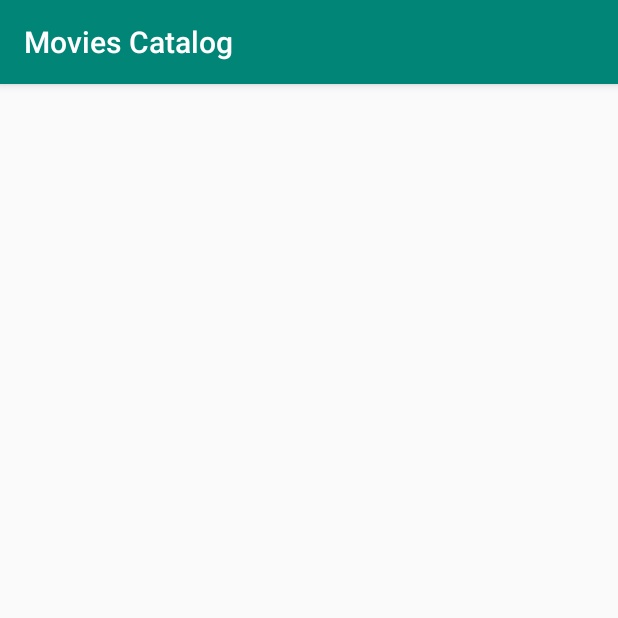
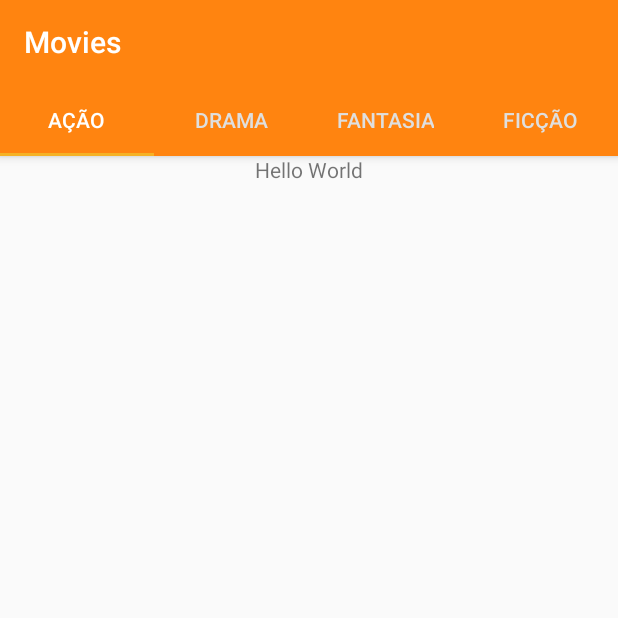
Before and after one commit to vferreirati/Desafio-Android-Cubos, an Android app: the screen it shows after launch (MoviesActivity), on a phone screen of 412 x 824 dp, the top half of it. Run offline under Robolectric (Android 15) with nearby library versions, the light colour scheme and no system bars; 4 statements that could not run were skipped.

Commit message:
implementação TabLayout e ViewPager na visualizacao de filmes

```diff
--- a/app/src/main/java/com/vferreirati/moviescatalog/ui/movies/MoviesActivity.kt
+++ b/app/src/main/java/com/vferreirati/moviescatalog/ui/movies/MoviesActivity.kt
@@ -1,18 +1,27 @@
 package com.vferreirati.moviescatalog.ui.movies
 
+import android.os.Bundle
 import androidx.appcompat.app.AppCompatActivity
-import android.os.Bundle
-import android.util.Log
-import androidx.lifecycle.Observer
 import com.vferreirati.moviescatalog.R
-import com.vferreirati.moviescatalog.enums.MovieGenres
-import com.vferreirati.moviescatalog.extensions.injector
-import com.vferreirati.moviescatalog.extensions.viewModel
+import com.vferreirati.moviescatalog.ui.movies.adapters.MoviesByGenreAdapter
+import kotlinx.android.synthetic.main.activity_movies.*
 
 class MoviesActivity : AppCompatActivity() {
 
     override fun onCreate(savedInstanceState: Bundle?) {
         super.onCreate(savedInstanceState)
         setContentView(R.layout.activity_movies)
+
+        setToolbar()
+        initViews()
+    }
+
+    private fun setToolbar() {
+        setSupportActionBar(appToolbar)
+    }
+
+    private fun initViews() {
+        viewPager.adapter = MoviesByGenreAdapter(supportFragmentManager)
+        tabLayout.setupWithViewPager(viewPager)
     }
 }
--- /dev/null
+++ b/app/src/main/java/com/vferreirati/moviescatalog/ui/movies/adapters/MoviesByGenreAdapter.kt
@@ -0,0 +1,26 @@
+package com.vferreirati.moviescatalog.ui.movies.adapters
+
+import androidx.fragment.app.Fragment
+import androidx.fragment.app.FragmentManager
+import androidx.fragment.app.FragmentPagerAdapter
+import com.vferreirati.moviescatalog.enums.MovieGenres
+import com.vferreirati.moviescatalog.ui.movies.fragments.MoviesByGenreFragment
+
+class MoviesByGenreAdapter(fm: FragmentManager) : FragmentPagerAdapter(fm, BEHAVIOR_RESUME_ONLY_CURRENT_FRAGMENT) {
+
+    override fun getCount(): Int = 4
+
+    override fun getItem(position: Int): Fragment = when(position) {
+        0 -> MoviesByGenreFragment.newInstance(MovieGenres.ACTION)
+        1 -> MoviesByGenreFragment.newInstance(MovieGenres.DRAMA)
+        2 -> MoviesByGenreFragment.newInstance(MovieGenres.FANTASY)
+        else -> MoviesByGenreFragment.newInstance(MovieGenres.FICTION)
+    }
+
+    override fun getPageTitle(position: Int): CharSequence = when(position) {
+        0 -> "Ação"
+        1 -> "Drama"
+        2 -> "Fantasia"
+        else -> "Ficção"
+    }
+}
--- /dev/null
+++ b/app/src/main/java/com/vferreirati/moviescatalog/ui/movies/fragments/MoviesByGenreFragment.kt
@@ -0,0 +1,41 @@
+package com.vferreirati.moviescatalog.ui.movies.fragments
+
+import android.content.Context
+import android.os.Bundle
+import android.util.Log
+import android.view.LayoutInflater
+import android.view.View
+import android.view.ViewGroup
+import androidx.fragment.app.Fragment
+import com.vferreirati.moviescatalog.R
+import com.vferreirati.moviescatalog.enums.MovieGenres
+import com.vferreirati.moviescatalog.extensions.injector
+import com.vferreirati.moviescatalog.extensions.viewModel
+
+class MoviesByGenreFragment : Fragment() {
+
+    private val viewModel by viewModel { activity!!.injector.moviesViewModel() }
+
+    override fun onCreateView(inflater: LayoutInflater, container: ViewGroup?, savedInstanceState: Bundle?): View? {
+        return inflater.inflate(R.layout.fragment_movies_by_genre, container, false)
+    }
+
+    override fun onAttach(context: Context) {
+        super.onAttach(context)
+
+        Log.e("Victor", viewModel.toString())
+    }
+
+    companion object {
+        private const val GENRE_ID_KEY = "GENRE_ID"
+        fun newInstance(genre: MovieGenres): MoviesByGenreFragment {
+            val bundle = Bundle()
+            bundle.putString(GENRE_ID_KEY, genre.apiCode)
+
+            val fragment = MoviesByGenreFragment()
+            fragment.arguments = bundle
+
+            return fragment
+        }
+    }
+}
--- a/app/src/main/res/layout/activity_movies.xml
+++ b/app/src/main/res/layout/activity_movies.xml
@@ -1,9 +1,34 @@
 <?xml version="1.0" encoding="utf-8"?>
-<androidx.constraintlayout.widget.ConstraintLayout xmlns:android="http://schemas.android.com/apk/res/android"
+<androidx.coordinatorlayout.widget.CoordinatorLayout xmlns:android="http://schemas.android.com/apk/res/android"
     xmlns:app="http://schemas.android.com/apk/res-auto"
     xmlns:tools="http://schemas.android.com/tools"
     android:layout_width="match_parent"
     android:layout_height="match_parent"
     tools:context=".ui.movies.MoviesActivity">
 
-</androidx.constraintlayout.widget.ConstraintLayout>
+    <com.google.android.material.appbar.AppBarLayout
+        android:layout_width="match_parent"
+        android:layout_height="wrap_content">
+
+        <androidx.appcompat.widget.Toolbar
+            android:id="@+id/appToolbar"
+            android:layout_width="match_parent"
+            android:layout_height="wrap_content"
+            app:title="@string/movies"
+            app:titleTextColor="@android:color/white" />
+
+        <com.google.android.material.tabs.TabLayout
+            android:id="@+id/tabLayout"
+            style="@style/TabStyle"
+            android:layout_width="match_parent"
+            android:layout_height="wrap_content" />
+
+    </com.google.android.material.appbar.AppBarLayout>
+
+    <androidx.viewpager.widget.ViewPager
+        android:id="@+id/viewPager"
+        android:layout_width="match_parent"
+        android:layout_height="match_parent"
+        android:layout_marginTop="103dp" />
+
+</androidx.coordinatorlayout.widget.CoordinatorLayout>
--- /dev/null
+++ b/app/src/main/res/layout/fragment_movies_by_genre.xml
@@ -0,0 +1,13 @@
+<?xml version="1.0" encoding="utf-8"?>
+<LinearLayout xmlns:android="http://schemas.android.com/apk/res/android"
+    android:layout_width="match_parent"
+    android:layout_height="match_parent"
+    android:orientation="vertical">
+
+    <androidx.appcompat.widget.AppCompatTextView
+        android:layout_width="wrap_content"
+        android:layout_height="wrap_content"
+        android:layout_gravity="center"
+        android:text="Hello World" />
+
+</LinearLayout>
--- a/app/src/main/res/values/colors.xml
+++ b/app/src/main/res/values/colors.xml
@@ -1,6 +1,8 @@
 <?xml version="1.0" encoding="utf-8"?>
 <resources>
-    <color name="colorPrimary">#008577</color>
-    <color name="colorPrimaryDark">#00574B</color>
-    <color name="colorAccent">#D81B60</color>
+    <color name="colorPrimary">#FF8410</color>
+    <color name="colorPrimaryDark">#c55500</color>
+    <color name="colorAccent">#108bff</color>
+    <color name="unselectedTextColor">#DFDFDF</color>
+    <color name="tabIndicatorColor">#f5b225</color>
 </resources>
--- a/app/src/main/res/values/strings.xml
+++ b/app/src/main/res/values/strings.xml
@@ -1,3 +1,8 @@
 <resources>
     <string name="app_name">Movies Catalog</string>
+    <string name="action">Ação</string>
+    <string name="drama">Drama</string>
+    <string name="fantasy">Fantasy</string>
+    <string name="fiction">Fiction</string>
+    <string name="movies">Movies</string>
 </resources>
--- a/app/src/main/res/values/styles.xml
+++ b/app/src/main/res/values/styles.xml
@@ -1,11 +1,16 @@
 <resources>
 
     <!-- Base application theme. -->
-    <style name="AppTheme" parent="Theme.AppCompat.Light.DarkActionBar">
+    <style name="AppTheme" parent="Theme.AppCompat.Light.NoActionBar">
         <!-- Customize your theme here. -->
         <item name="colorPrimary">@color/colorPrimary</item>
         <item name="colorPrimaryDark">@color/colorPrimaryDark</item>
         <item name="colorAccent">@color/colorAccent</item>
     </style>
 
+    <style name="TabStyle">
+        <item name="tabSelectedTextColor">@android:color/white</item>
+        <item name="tabTextColor">@color/unselectedTextColor</item>
+        <item name="tabIndicatorColor">@color/tabIndicatorColor</item>
+    </style>
 </resources>
```
